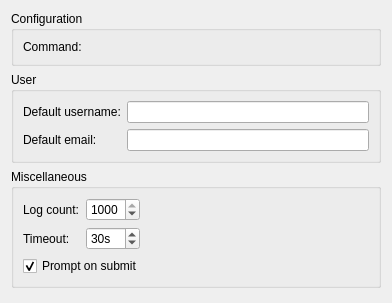
Before: the Qt Designer form src/plugins/bazaar/optionspage.ui in qt-creator/qt-creator, drawn with Qt 5.
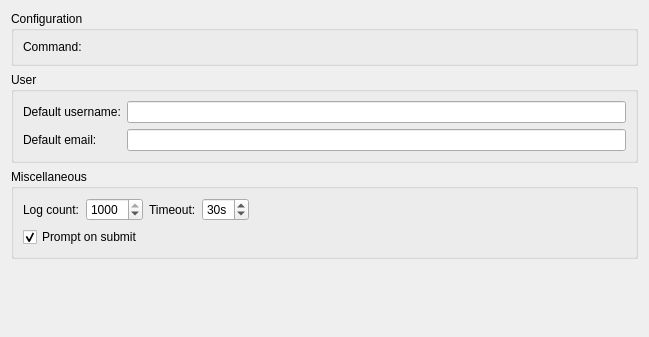
After: the same form once the commit is applied. Custom widgets are drawn as their Qt base class.

Commit message:
Reduce height of version control settings pages.
This is basically about the git page, but the others have similar
controls.
I'd actually like to get rid of the gitk and repository browser boxes,
but don't want to change too many strings for 2.6.1.

Task-number: QTCREATORBUG-8345

What changed in the file:
```diff
--- a/src/plugins/bazaar/optionspage.ui
+++ b/src/plugins/bazaar/optionspage.ui
@@ -6,8 +6,8 @@
    <rect>
     <x>0</x>
     <y>0</y>
-    <width>392</width>
-    <height>303</height>
+    <width>649</width>
+    <height>337</height>
    </rect>
   </property>
   <property name="windowTitle">
@@ -103,6 +103,23 @@
        </widget>
       </item>
       <item row="0" column="2">
+       <widget class="QLabel" name="timeoutSecondsLabel">
+        <property name="text">
+         <string>Timeout:</string>
+        </property>
+       </widget>
+      </item>
+      <item row="0" column="3">
+       <widget class="QSpinBox" name="timeout">
+        <property name="suffix">
+         <string>s</string>
+        </property>
+        <property name="value">
+         <number>30</number>
+        </property>
+       </widget>
+      </item>
+      <item row="0" column="4">
        <spacer name="horizontalSpacer">
         <property name="orientation">
          <enum>Qt::Horizontal</enum>
@@ -115,24 +132,7 @@
         </property>
        </spacer>
       </item>
-      <item row="1" column="0">
-       <widget class="QLabel" name="timeoutSecondsLabel">
-        <property name="text">
-         <string>Timeout:</string>
-        </property>
-       </widget>
-      </item>
-      <item row="1" column="1">
-       <widget class="QSpinBox" name="timeout">
-        <property name="suffix">
-         <string>s</string>
-        </property>
-        <property name="value">
-         <number>30</number>
-        </property>
-       </widget>
-      </item>
-      <item row="2" column="0" colspan="3">
+      <item row="1" column="0" colspan="2">
        <widget class="QCheckBox" name="promptOnSubmitCheckBox">
         <property name="text">
          <string>Prompt on submit</string>
```
The commit also changes 4 other files.
